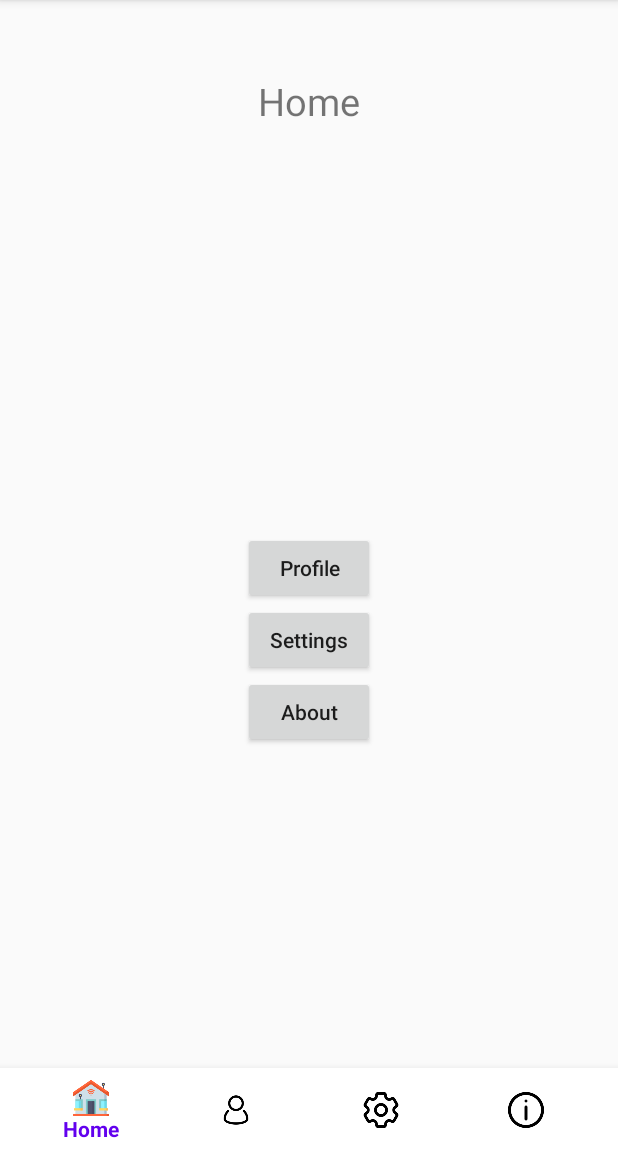
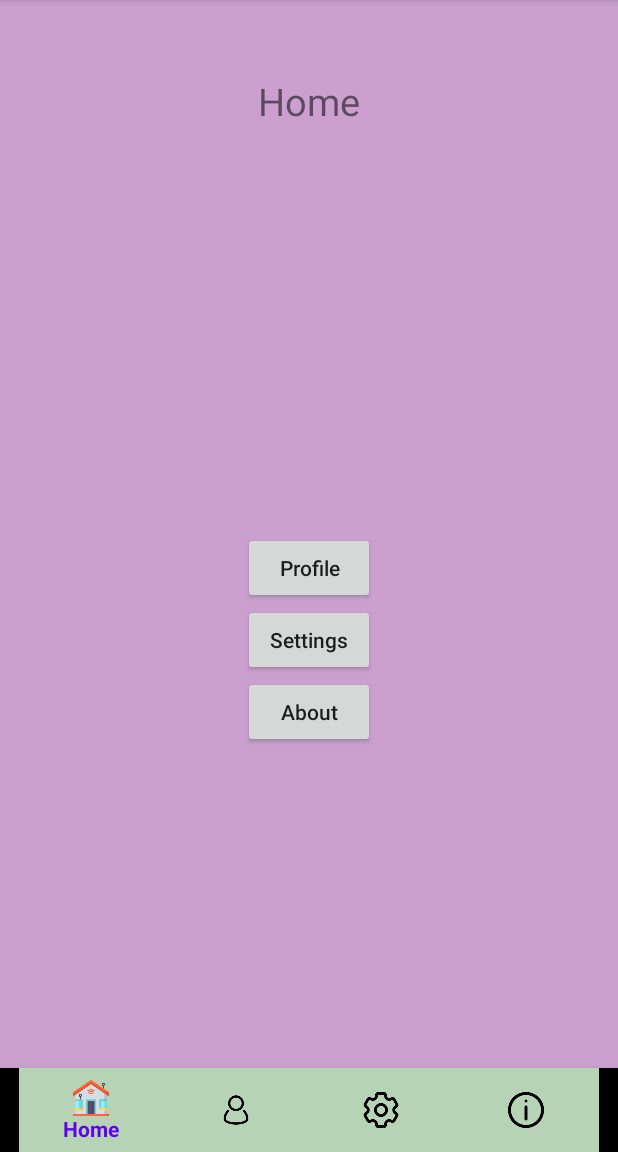
Before and after one commit to MikeKuzn52/TinyAndroidProjects, an Android app: the screen it shows after launch (MainActivity), on a phone screen of 412 x 824 dp, the part 84-1236 px from its top. Run offline under Robolectric (Android 15) with nearby library versions, the phone set to English and light mode, and no system bars; our stand-ins replace navigation-ui.

Commit message:
SingleActivityNavigation add colors

```diff
--- a/SingleActivityNavigation/app/src/main/res/layout/activity_main.xml
+++ b/SingleActivityNavigation/app/src/main/res/layout/activity_main.xml
@@ -5,13 +5,14 @@
     xmlns:tools="http://schemas.android.com/tools"
     android:layout_width="match_parent"
     android:layout_height="match_parent"
+    android:background="@color/black"
     tools:context=".MainActivity">
 
     <com.google.android.material.bottomnavigation.BottomNavigationView
         android:id="@+id/BottomNavigationView"
         android:layout_width="match_parent"
         android:layout_height="wrap_content"
-        android:background="@color/white"
+        app:itemBackground="@color/background_menu"
         app:layout_constraintBottom_toBottomOf="parent"
         app:layout_constraintEnd_toEndOf="parent"
         app:layout_constraintStart_toStartOf="parent"
--- a/SingleActivityNavigation/app/src/main/res/layout/fragment_about.xml
+++ b/SingleActivityNavigation/app/src/main/res/layout/fragment_about.xml
@@ -6,6 +6,7 @@
     android:layout_width="match_parent"
     android:layout_height="match_parent"
     android:id="@+id/fragment4"
+    android:background="@color/background_fragment4"
     tools:context=".About">
 
     <TextView
--- a/SingleActivityNavigation/app/src/main/res/layout/fragment_home.xml
+++ b/SingleActivityNavigation/app/src/main/res/layout/fragment_home.xml
@@ -6,6 +6,7 @@
     android:layout_width="match_parent"
     android:layout_height="match_parent"
     android:id="@+id/fragment1"
+    android:background="@color/background_fragment1"
     tools:context=".Home">
 
     <TextView
--- a/SingleActivityNavigation/app/src/main/res/layout/fragment_profile.xml
+++ b/SingleActivityNavigation/app/src/main/res/layout/fragment_profile.xml
@@ -6,6 +6,7 @@
     android:layout_width="match_parent"
     android:layout_height="match_parent"
     android:id="@+id/fragment2"
+    android:background="@color/background_fragment2"
     tools:context=".Profile">
 
     <TextView
--- a/SingleActivityNavigation/app/src/main/res/layout/fragment_settings.xml
+++ b/SingleActivityNavigation/app/src/main/res/layout/fragment_settings.xml
@@ -6,6 +6,7 @@
     android:layout_width="match_parent"
     android:layout_height="match_parent"
     android:id="@+id/fragment3"
+    android:background="@color/background_fragment3"
     tools:context=".Settings">
 
     <TextView
--- a/SingleActivityNavigation/app/src/main/res/values/colors.xml
+++ b/SingleActivityNavigation/app/src/main/res/values/colors.xml
@@ -7,4 +7,9 @@
     <color name="teal_700">#FF018786</color>
     <color name="black">#FF000000</color>
     <color name="white">#FFFFFFFF</color>
+    <color name="background_fragment1">#CBA0CF</color>
+    <color name="background_fragment2">#A5B0C6</color>
+    <color name="background_fragment3">#A59696</color>
+    <color name="background_fragment4">#DAD8CB</color>
+    <color name="background_menu">#B7D3B5</color>
 </resources>
```
